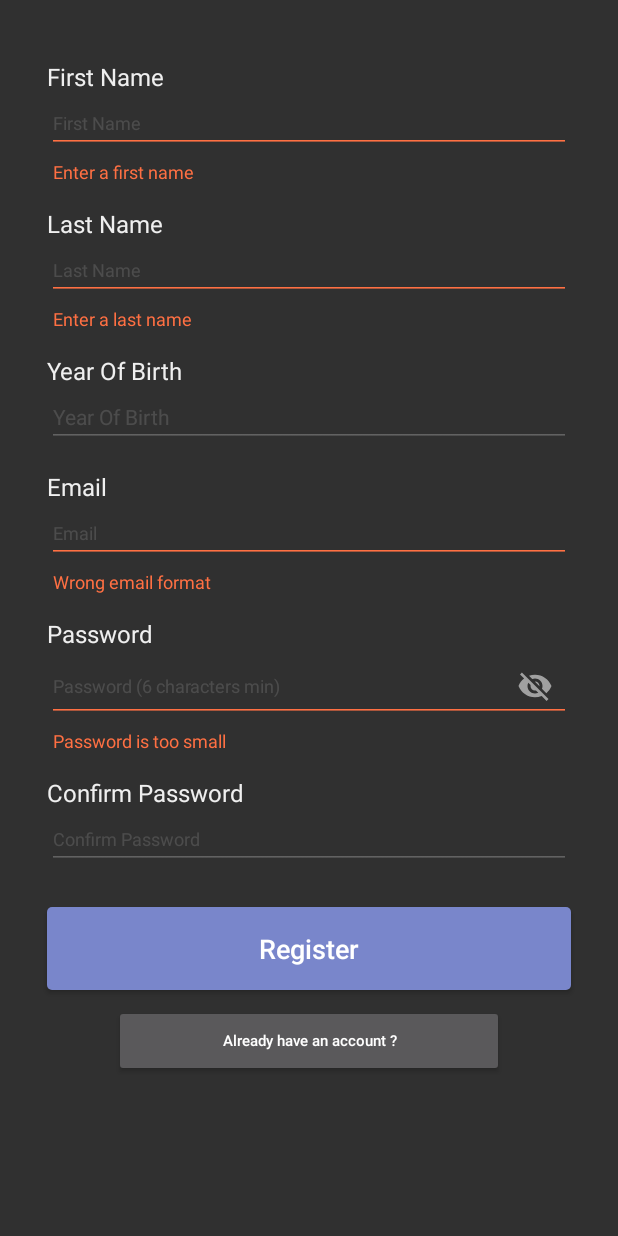
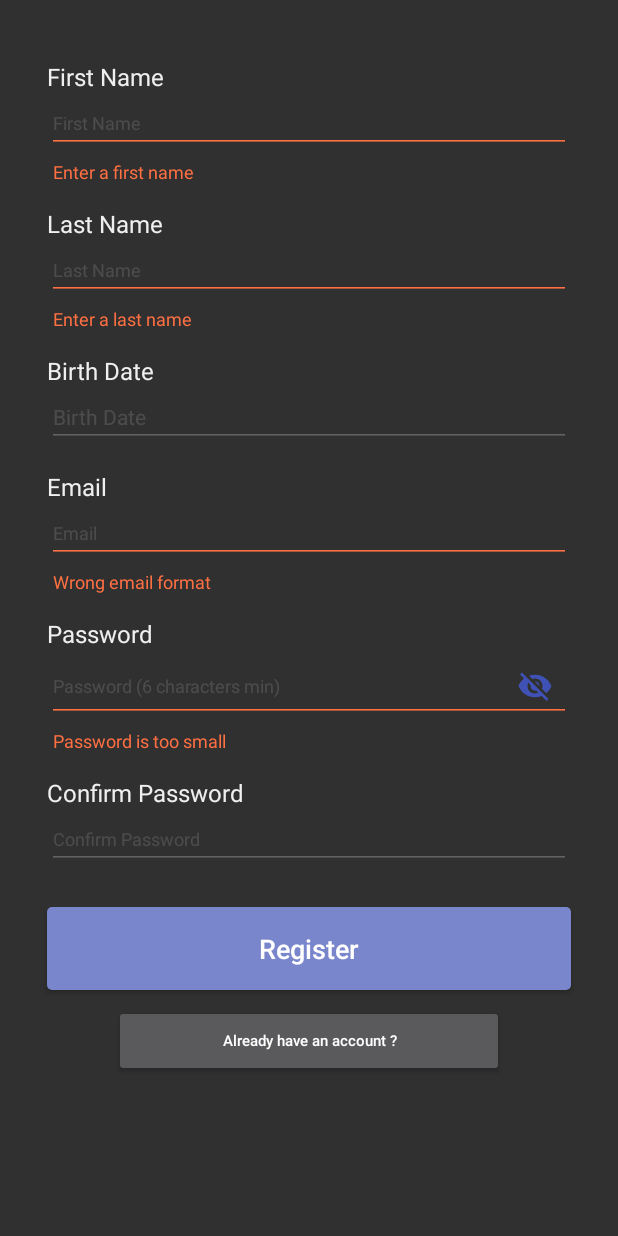
Before and after one commit to emileNetter/appli, an Android app: the Register screen opened directly, with no data from a screen before it, after a tap on "Register", on a phone screen of 412 x 824 dp. Run offline under Robolectric (Android 15) with nearby library versions, the phone set to English and light mode, and no system bars; 1 other tap on this screen came first.

Commit message:
XML modifs

```diff
--- a/app/src/main/java/com/example/emile1/findaparty/Activity/Register.java
+++ b/app/src/main/java/com/example/emile1/findaparty/Activity/Register.java
@@ -68,6 +68,7 @@ public class Register extends AppCompatActivity  {
 
         showDatePicker();
         setTextChangedEvents();
+
         register.setOnClickListener(new View.OnClickListener() {
             @Override
             public void onClick(View v) {
@@ -83,6 +84,7 @@ public class Register extends AppCompatActivity  {
 
     }
 
+    //set all textlistener for the Edit Texts
     public void setTextChangedEvents(){
         firstNameEditText.addTextChangedListener(new CustomTextWatcher(firstNameEditText,firstNameLayout));
         lastNameEditText.addTextChangedListener(new CustomTextWatcher(lastNameEditText,lastNameLayout));
@@ -119,6 +121,7 @@ public class Register extends AppCompatActivity  {
         });
 
     }
+
     // do all the verification before registering a new user
     public void register(){
         String email = emailEditText.getText().toString().trim();
@@ -152,7 +155,7 @@ public class Register extends AppCompatActivity  {
 
     }
 
-    public final static boolean isValidEmail(CharSequence target) {
+    public static boolean isValidEmail(CharSequence target) {
         return !TextUtils.isEmpty(target) && android.util.Patterns.EMAIL_ADDRESS.matcher(target).matches();
     }
 
--- a/app/src/main/res/layout/activity_login.xml
+++ b/app/src/main/res/layout/activity_login.xml
@@ -61,7 +61,7 @@
             android:id="@+id/etPassword"
             android:layout_width="match_parent"
             android:layout_height="wrap_content"
-            android:hint="@string/password_hint"
+            android:hint="@string/password_hint_login"
             android:textSize="@dimen/font_size_edittext"
             android:textColorHint="@color/editTexts"
             android:inputType="textPassword"/>
--- a/app/src/main/res/layout/activity_register.xml
+++ b/app/src/main/res/layout/activity_register.xml
@@ -159,6 +159,7 @@
                 android:layout_marginLeft="15dp"
                 android:layout_marginRight="15dp"
                 app:passwordToggleEnabled="true"
+                app:passwordToggleTint="@color/colorPrimary"
                 app:hintEnabled="false">
 
                 <android.support.design.widget.TextInputEditText
@@ -189,6 +190,7 @@
                 android:theme="@style/Theme.App.Base"
                 android:layout_marginLeft="15dp"
                 android:layout_marginRight="15dp"
+                app:passwordToggleEnabled="false"
                 app:hintEnabled="false">
 
                 <android.support.design.widget.TextInputEditText
--- a/app/src/main/res/values/strings.xml
+++ b/app/src/main/res/values/strings.xml
@@ -12,13 +12,13 @@
     <string name="firstName_hint"><font size="12">First Name</font></string>
     <string name="last_name_label">Last Name</string>
     <string name="last_name_hint"><font size="12">Last Name</font></string>
-    <string name="yearOfBirth">Year Of Birth</string>
-    <string name="yearOfBirth_hint"><font size="12">Year Of Birth</font></string>
+    <string name="yearOfBirth">Birth Date</string>
+    <string name="yearOfBirth_hint"><font size="12">Birth Date</font></string>
     <string name="btn_registerR">Register</string>
     <string name="btn_back_login">Already have an account ?</string>
     <string name="title_activity_login">Sign in</string>
     <string name="passwordAgain_label">Confirm Password</string>
-
+    <string name="password_hint_login">Password</string>
     <!-- Register page -->
     <string name="date_picker_label">Select date</string>
     <string name="error_intro">Please enter all the required information</string>
```
